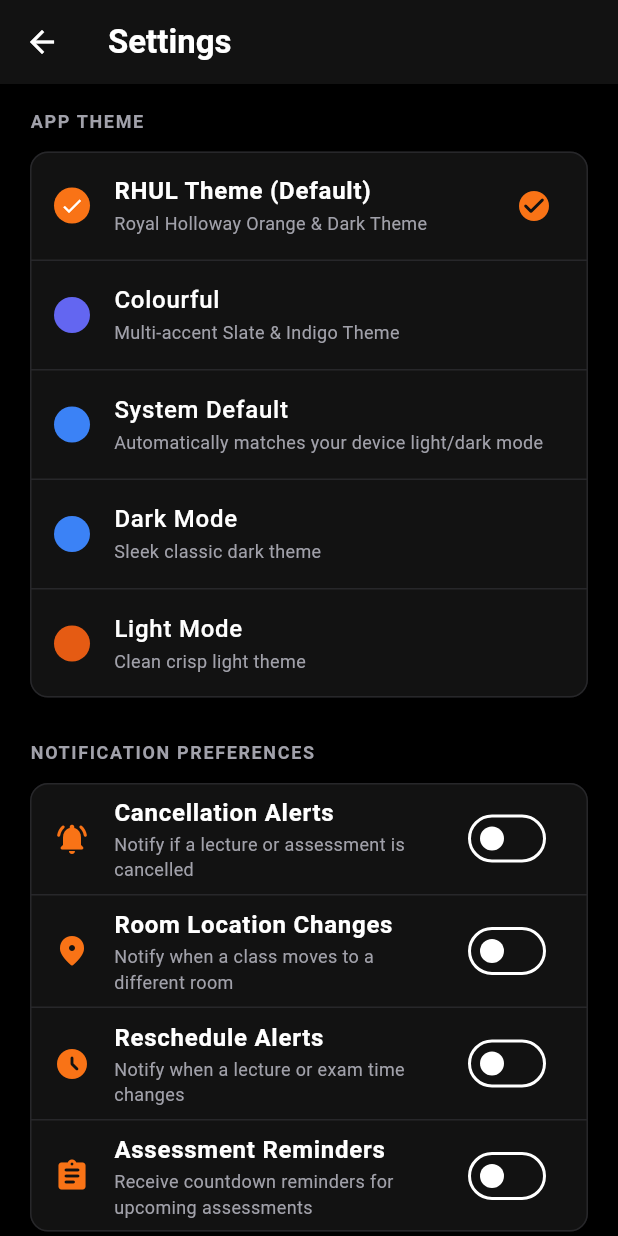
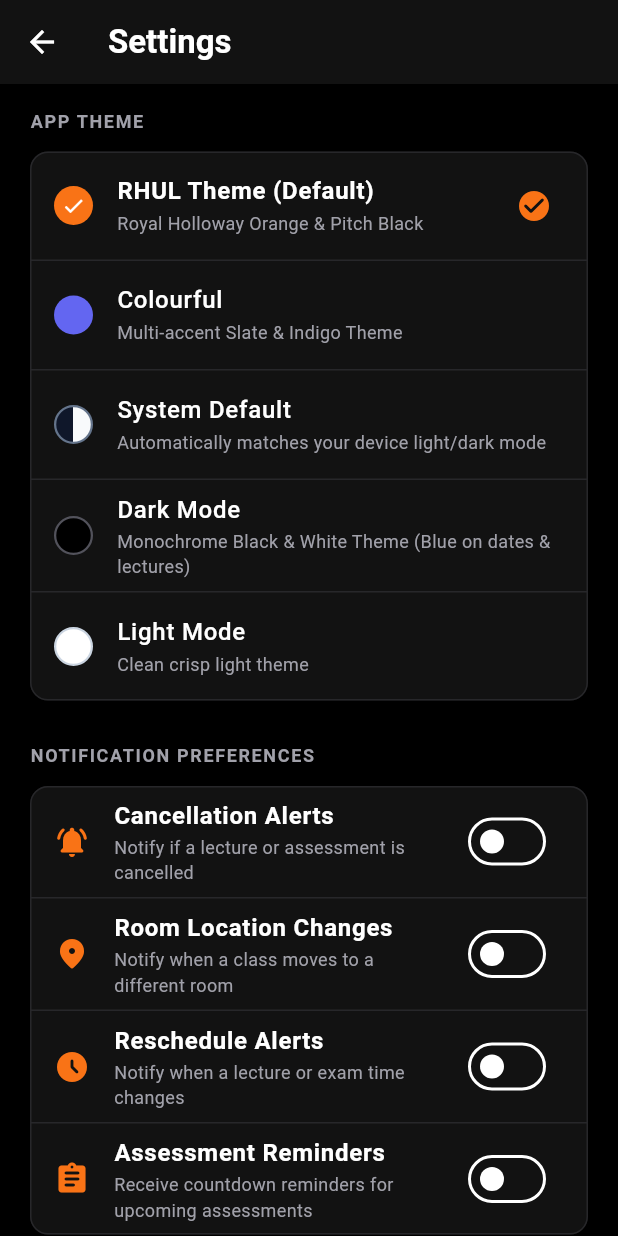
Before and after one commit to CyberViper19/rhul-timetable, a Flutter app: the SettingsScreen screen opened directly with empty values, on a phone screen of 412 x 824 dp. Run offline on Flutter 3.47's test engine with Material 3 defaults, Android fonts, the phone set to English and light mode, and no system bars; our stand-ins replace flutter_local_notifications, flutter_secure_storage, hive_flutter, permission_handler, timezone, webview_flutter; missing offline and left inert: workmanager; accounts and stored records are empty; statements that could not run were skipped.

Commit message:
Update theme badges and refine Dark Mode to monochrome black & white

```diff
--- a/lib/app_theme_config.dart
+++ b/lib/app_theme_config.dart
@@ -90,11 +90,11 @@
   static const AppThemeConfig _darkTheme = AppThemeConfig(
     key: 'dark',
     displayName: 'Dark Mode',
-    primaryColor: Color(0xFF3B82F6),
-    secondaryColor: Color(0xFF60A5FA),
-    scaffoldBackgroundColor: Color(0xFF121212),
-    cardBackgroundColor: Color(0xFF1E1E1E),
-    containerBackgroundColor: Color(0xFF121212),
+    primaryColor: Colors.white,
+    secondaryColor: Color(0xFF3B82F6),
+    scaffoldBackgroundColor: Color(0xFF000000),
+    cardBackgroundColor: Color(0xFF141414),
+    containerBackgroundColor: Color(0xFF000000),
     borderColor: Color(0xFF2E2E2E),
     textColor: Colors.white,
     subtitleTextColor: Color(0xFFA0A0A0),
--- a/lib/main.dart
+++ b/lib/main.dart
@@ -1902,9 +1902,8 @@
               children: [
                 _buildThemeTile(
                   title: "RHUL Theme (Default)",
-                  subtitle: "Royal Holloway Orange & Dark Theme",
+                  subtitle: "Royal Holloway Orange & Pitch Black",
                   themeKey: "rhul",
-                  accentColor: const Color(0xFFF97316),
                   activeTheme: activeTheme,
                 ),
                 Divider(height: 1, color: activeTheme.borderColor),
@@ -1912,7 +1911,6 @@
                   title: "Colourful",
                   subtitle: "Multi-accent Slate & Indigo Theme",
                   themeKey: "colourful",
-                  accentColor: const Color(0xFF6366F1),
                   activeTheme: activeTheme,
                 ),
                 Divider(height: 1, color: activeTheme.borderColor),
@@ -1920,15 +1918,13 @@
                   title: "System Default",
                   subtitle: "Automatically matches your device light/dark mode",
                   themeKey: "system",
-                  accentColor: const Color(0xFF3B82F6),
                   activeTheme: activeTheme,
                 ),
                 Divider(height: 1, color: activeTheme.borderColor),
                 _buildThemeTile(
                   title: "Dark Mode",
-                  subtitle: "Sleek classic dark theme",
+                  subtitle: "Monochrome Black & White Theme (Blue on dates & lectures)",
                   themeKey: "dark",
-                  accentColor: const Color(0xFF3B82F6),
                   activeTheme: activeTheme,
                 ),
                 Divider(height: 1, color: activeTheme.borderColor),
@@ -1936,7 +1932,6 @@
                   title: "Light Mode",
                   subtitle: "Clean crisp light theme",
                   themeKey: "light",
-                  accentColor: const Color(0xFFE55B13),
                   activeTheme: activeTheme,
                 ),
                 if (!kIsWeb && Platform.isIOS) ...[
@@ -1945,7 +1940,6 @@
                     title: "iOS Default",
                     subtitle: "Classic Apple Cupertino dark style",
                     themeKey: "ios_default",
-                    accentColor: const Color(0xFF0A84FF),
                     activeTheme: activeTheme,
                   ),
                 ],
@@ -2180,7 +2174,6 @@
     required String title,
     required String subtitle,
     required String themeKey,
-    required Color accentColor,
     required AppThemeConfig activeTheme,
   }) {
     final isSelected = themeNotifier.value == themeKey;
@@ -2191,17 +2184,7 @@
         themeNotifier.value = themeKey;
         setState(() {});
       },
-      leading: Container(
-        width: 24,
-        height: 24,
-        decoration: BoxDecoration(
-          color: accentColor,
-          shape: BoxShape.circle,
-        ),
-        child: isSelected
-            ? const Icon(Icons.check, size: 16, color: Colors.white)
-            : null,
-      ),
+      leading: _buildThemePreviewBadge(themeKey, isSelected),
       title: Text(
         title,
         style: TextStyle(
@@ -2221,4 +2204,76 @@
           : null,
     );
   }
+
+  Widget _buildThemePreviewBadge(String themeKey, bool isSelected) {
+    switch (themeKey) {
+      case 'rhul':
+        return Container(
+          width: 26,
+          height: 26,
+          decoration: const BoxDecoration(
+            color: Color(0xFFF97316),
+            shape: BoxShape.circle,
+          ),
+          child: isSelected ? const Icon(Icons.check, size: 16, color: Colors.white) : null,
+        );
+      case 'colourful':
+        return Container(
+          width: 26,
+          height: 26,
+          decoration: const BoxDecoration(
+            color: Color(0xFF6366F1),
+            shape: BoxShape.circle,
+          ),
+          child: isSelected ? const Icon(Icons.check, size: 16, color: Colors.white) : null,
+        );
+      case 'system':
+        return Container(
+          width: 26,
+          height: 26,
+          decoration: BoxDecoration(
+            shape: BoxShape.circle,
+            border: Border.all(color: const Color(0xFF64748B), width: 1.5),
+            gradient: const LinearGradient(
+              colors: [Color(0xFF0F172A), Color(0xFFF8FAFC)],
+              stops: [0.5, 0.5],
+            ),
+          ),
+          child: isSelected ? const Icon(Icons.check, size: 16, color: Color(0xFF6366F1)) : null,
+        );
+      case 'dark':
+        return Container(
+          width: 26,
+          height: 26,
+          decoration: BoxDecoration(
+            color: Colors.black,
+            shape: BoxShape.circle,
+            border: Border.all(color: const Color(0xFF52525B), width: 1.5),
+          ),
+          child: isSelected ? const Icon(Icons.check, size: 16, color: Colors.white) : null,
+        );
+      case 'light':
+        return Container(
+          width: 26,
+          height: 26,
+          decoration: BoxDecoration(
+            color: Colors.white,
+            shape: BoxShape.circle,
+            border: Border.all(color: const Color(0xFFCBD5E1), width: 1.5),
+          ),
+          child: isSelected ? const Icon(Icons.check, size: 16, color: Color(0xFF0F172A)) : null,
+        );
+      case 'ios_default':
+      default:
+        return Container(
+          width: 26,
+          height: 26,
+          decoration: const BoxDecoration(
+            color: Color(0xFF0A84FF),
+            shape: BoxShape.circle,
+          ),
+          child: isSelected ? const Icon(Icons.check, size: 16, color: Colors.white) : null,
+        );
+    }
+  }
 }
```
